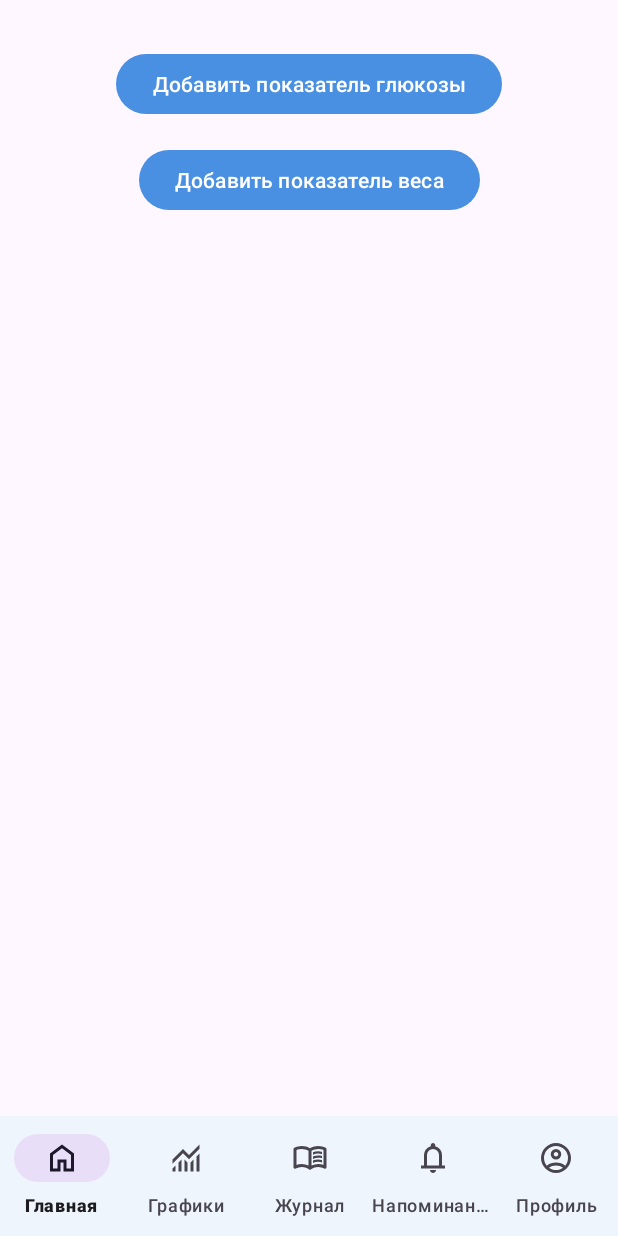
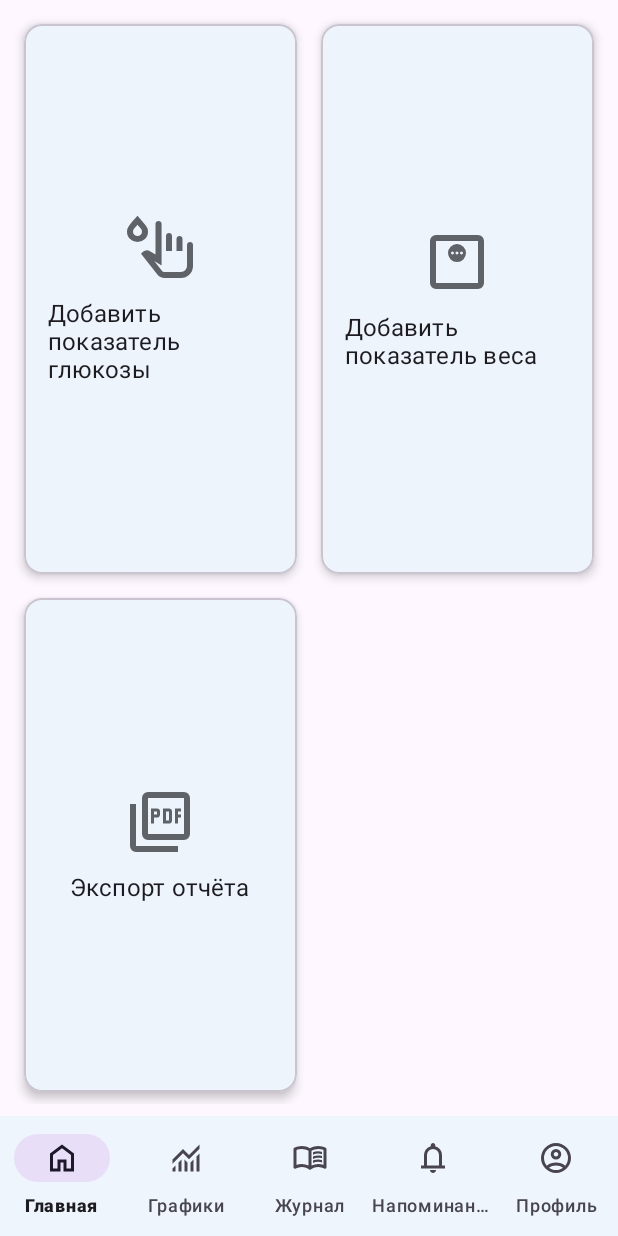
Before and after one commit to VladislavGundorin/MyDiabetesApp, an Android app: the screen it shows after launch (MainActivity), on a phone screen of 412 x 824 dp. Run offline under Robolectric (Android 15) with nearby library versions, the phone set to English and light mode, and no system bars; our stand-ins replace Room's generated code, navigation-ui.

Commit message:
add export and UI

```diff
--- a/app/build.gradle.kts
+++ b/app/build.gradle.kts
@@ -35,6 +35,7 @@ android {
     compileOptions {
         sourceCompatibility = JavaVersion.VERSION_1_8
         targetCompatibility = JavaVersion.VERSION_1_8
+        isCoreLibraryDesugaringEnabled = true
     }
     kotlinOptions {
         jvmTarget = "1.8"
@@ -43,7 +44,7 @@ android {
 }
 
 dependencies {
-
+    coreLibraryDesugaring("com.android.tools:desugar_jdk_libs:2.0.3")
     implementation(libs.androidx.core.ktx)
     implementation(libs.androidx.appcompat)
     implementation(libs.material)
--- a/app/src/main/java/com/example/mydiabetesapp/data/database/AppDatabase.kt
+++ b/app/src/main/java/com/example/mydiabetesapp/data/database/AppDatabase.kt
@@ -6,13 +6,14 @@ import androidx.room.Database
 import androidx.room.Room
 import androidx.room.RoomDatabase
 
-@Database(entities = [UserProfile::class,GlucoseEntry::class,WeightEntry::class,NotificationEntry::class], version = 1, exportSchema = true)
+@Database(entities = [UserProfile::class,GlucoseEntry::class,WeightEntry::class,NotificationEntry::class, ReportEntry::class], version = 1, exportSchema = true)
 abstract class AppDatabase : RoomDatabase() {
 
     abstract fun glucoseDao(): GlucoseDao
     abstract fun userProfileDao(): UserProfileDao
     abstract fun weightDao(): WeightDao
     abstract fun notificationDao(): NotificationDao
+    abstract fun reportDao(): ReportDao
 
     companion object {
         @Volatile
--- a/app/src/main/java/com/example/mydiabetesapp/data/database/GlucoseDao.kt
+++ b/app/src/main/java/com/example/mydiabetesapp/data/database/GlucoseDao.kt
@@ -21,4 +21,7 @@ interface GlucoseDao {
 
     @Query("SELECT * FROM glucose_entries ORDER BY date DESC, time DESC")
     fun getAllEntries(): Flow<List<GlucoseEntry>>
+
+    @Query("SELECT * FROM glucose_entries WHERE date BETWEEN :from AND :to")
+    suspend fun getBetween(from: String, to: String): List<GlucoseEntry>
 }
--- /dev/null
+++ b/app/src/main/java/com/example/mydiabetesapp/data/database/ReportDao.kt
@@ -0,0 +1,15 @@
+package com.example.mydiabetesapp.data.database
+
+import androidx.room.Dao
+import androidx.room.Delete
+import androidx.room.Insert
+import androidx.room.Query
+import kotlinx.coroutines.flow.Flow
+
+@Dao
+interface ReportDao {
+    @Insert               suspend fun insert(report: ReportEntry): Long
+    @Query("SELECT * FROM reports ORDER BY createdAt DESC")
+    fun getAll(): Flow<List<ReportEntry>>
+    @Delete               suspend fun delete(report: ReportEntry)
+}
--- a/app/src/main/java/com/example/mydiabetesapp/data/database/WeightDao.kt
+++ b/app/src/main/java/com/example/mydiabetesapp/data/database/WeightDao.kt
@@ -24,4 +24,7 @@ interface WeightDao {
 
     @Query("DELETE FROM weight_entries WHERE id = :id")
     suspend fun deleteWeightEntry(id: Int)
+
+    @Query("SELECT * FROM weight_entries WHERE date BETWEEN :from AND :to")
+    suspend fun getBetween(from: String, to: String): List<WeightEntry>
 }
--- a/app/src/main/java/com/example/mydiabetesapp/ui/home/HomeFragment.kt
+++ b/app/src/main/java/com/example/mydiabetesapp/ui/home/HomeFragment.kt
@@ -29,6 +29,9 @@ class HomeFragment : Fragment() {
         binding.btnAddWeightEntry.setOnClickListener {
             findNavController().navigate(R.id.action_nav_home_to_addWeightFragment)
         }
+        binding.btnExport.setOnClickListener {
+            findNavController().navigate(R.id.action_nav_home_to_exportFragment)
+        }
     }
 
     override fun onDestroyView() {
--- /dev/null
+++ b/app/src/main/res/drawable/ic_export.xml
@@ -0,0 +1,9 @@
+<vector xmlns:android="http://schemas.android.com/apk/res/android"
+    android:width="24dp"
+    android:height="24dp"
+    android:viewportWidth="960"
+    android:viewportHeight="960">
+  <path
+      android:pathData="M360,500h40v-80h40q17,0 28.5,-11.5T480,380v-40q0,-17 -11.5,-28.5T440,300h-80v200ZM400,380v-40h40v40h-40ZM520,500h80q17,0 28.5,-11.5T640,460v-120q0,-17 -11.5,-28.5T600,300h-80v200ZM560,460v-120h40v120h-40ZM680,500h40v-80h40v-40h-40v-40h40v-40h-80v200ZM320,720q-33,0 -56.5,-23.5T240,640v-480q0,-33 23.5,-56.5T320,80h480q33,0 56.5,23.5T880,160v480q0,33 -23.5,56.5T800,720L320,720ZM320,640h480v-480L320,160v480ZM160,880q-33,0 -56.5,-23.5T80,800v-560h80v560h560v80L160,880ZM320,160v480,-480Z"
+      android:fillColor="#5f6368"/>
+</vector>
--- a/app/src/main/res/layout/fragment_home.xml
+++ b/app/src/main/res/layout/fragment_home.xml
@@ -2,27 +2,134 @@
 <androidx.constraintlayout.widget.ConstraintLayout
     xmlns:android="http://schemas.android.com/apk/res/android"
     xmlns:app="http://schemas.android.com/apk/res-auto"
+    android:id="@+id/fragment_home"
     android:layout_width="match_parent"
-    android:layout_height="match_parent">
+    android:layout_height="match_parent"
+    android:padding="8dp">
 
-    <Button
+    <GridLayout
+        android:id="@+id/gridHome"
+        android:layout_width="0dp"
+        android:layout_height="0dp"
+        android:columnCount="2"
+        android:rowCount="2"
+        android:useDefaultMargins="true"
+        app:layout_constraintTop_toTopOf="parent"
+        app:layout_constraintBottom_toBottomOf="parent"
+        app:layout_constraintStart_toStartOf="parent"
+        app:layout_constraintEnd_toEndOf="parent">
+
+        <com.google.android.material.card.MaterialCardView
             android:id="@+id/btnAddGlucoseEntry"
+            android:layout_width="0dp"
+            android:layout_height="wrap_content"
+            android:layout_columnWeight="1"
+            android:layout_rowWeight="1"
+            android:layout_margin="8dp"
+            app:cardCornerRadius="12dp"
+            app:cardElevation="4dp"
+            android:clickable="true"
+            android:foreground="?attr/selectableItemBackground">
+
+            <LinearLayout
+                android:layout_width="match_parent"
+                android:layout_height="match_parent"
+                android:orientation="vertical"
+                android:gravity="center"
+                android:padding="16dp">
+
+                <ImageView
+                    android:layout_width="48dp"
+                    android:layout_height="48dp"
+                    android:src="@drawable/ic_glucose"
+                    android:contentDescription="Иконка глюкозы"/>
+
+                <TextView
                     android:layout_width="wrap_content"
                     android:layout_height="wrap_content"
+                    android:layout_marginTop="8dp"
                     android:text="Добавить показатель глюкозы"
-        app:layout_constraintTop_toTopOf="parent"
-        app:layout_constraintStart_toStartOf="parent"
-        app:layout_constraintEnd_toEndOf="parent"
-        android:layout_marginTop="32dp" />
+                    android:textAppearance="?attr/textAppearanceSubtitle1"/>
 
-    <Button
+            </LinearLayout>
+        </com.google.android.material.card.MaterialCardView>
+
+        <com.google.android.material.card.MaterialCardView
             android:id="@+id/btnAddWeightEntry"
+            android:layout_width="0dp"
+            android:layout_height="wrap_content"
+            android:layout_columnWeight="1"
+            android:layout_rowWeight="1"
+            android:layout_margin="8dp"
+            app:cardCornerRadius="12dp"
+            app:cardElevation="4dp"
+            android:clickable="true"
+            android:foreground="?attr/selectableItemBackground">
+
+            <LinearLayout
+                android:layout_width="match_parent"
+                android:layout_height="match_parent"
+                android:orientation="vertical"
+                android:gravity="center"
+                android:padding="16dp">
+
+                <ImageView
+                    android:layout_width="48dp"
+                    android:layout_height="48dp"
+                    android:src="@drawable/ic_weight"
+                    android:contentDescription="Иконка веса"/>
+
+                <TextView
                     android:layout_width="wrap_content"
                     android:layout_height="wrap_content"
+                    android:layout_marginTop="8dp"
                     android:text="Добавить показатель веса"
-        app:layout_constraintTop_toBottomOf="@id/btnAddGlucoseEntry"
-        app:layout_constraintStart_toStartOf="parent"
-        app:layout_constraintEnd_toEndOf="parent"
-        android:layout_marginTop="16dp" />
+                    android:textAppearance="?attr/textAppearanceSubtitle1"/>
+
+            </LinearLayout>
+        </com.google.android.material.card.MaterialCardView>
+
+        <com.google.android.material.card.MaterialCardView
+            android:id="@+id/btnExport"
+            android:layout_width="0dp"
+            android:layout_height="wrap_content"
+            android:layout_columnWeight="1"
+            android:layout_rowWeight="1"
+            android:layout_margin="8dp"
+            app:cardCornerRadius="12dp"
+            app:cardElevation="4dp"
+            android:clickable="true"
+            android:foreground="?attr/selectableItemBackground">
+
+            <LinearLayout
+                android:layout_width="match_parent"
+                android:layout_height="match_parent"
+                android:orientation="vertical"
+                android:gravity="center"
+                android:padding="16dp">
+
+                <ImageView
+                    android:layout_width="48dp"
+                    android:layout_height="48dp"
+                    android:src="@drawable/ic_export"
+                    android:contentDescription="Иконка экспорта"/>
+
+                <TextView
+                    android:layout_width="wrap_content"
+                    android:layout_height="wrap_content"
+                    android:layout_marginTop="8dp"
+                    android:text="Экспорт отчёта"
+                    android:textAppearance="?attr/textAppearanceSubtitle1"/>
+
+            </LinearLayout>
+        </com.google.android.material.card.MaterialCardView>
+
+        <View
+            android:layout_width="0dp"
+            android:layout_height="0dp"
+            android:layout_columnWeight="1"
+            android:layout_rowWeight="1"/>
+
+    </GridLayout>
 
 </androidx.constraintlayout.widget.ConstraintLayout>
--- a/app/src/main/res/navigation/nav_graph.xml
+++ b/app/src/main/res/navigation/nav_graph.xml
@@ -5,6 +5,10 @@
     xmlns:tools="http://schemas.android.com/tools"
     android:id="@+id/nav_graph"
     app:startDestination="@id/nav_home">
+
+    <action
+        android:id="@+id/action_global_weightStatisticsFragment"
+        app:destination="@id/weightStatisticsFragment" />
 
     <!-- Главный экран -->
     <fragment
@@ -18,6 +22,9 @@
         <action
             android:id="@+id/action_nav_home_to_addWeightFragment"
             app:destination="@id/addWeightFragment" />
+        <action
+            android:id="@+id/action_nav_home_to_exportFragment"
+            app:destination="@id/exportFragment"/>
     </fragment>
 
     <!-- Мониторинг -->
@@ -123,4 +130,10 @@
             app:argType="integer"
             android:defaultValue="-1" />
     </fragment>
+    <!-- Экспорт -->
+    <fragment
+        android:id="@+id/exportFragment"
+        android:name="com.example.mydiabetesapp.ui.export.ExportFragment"
+        android:label="Экспорт"
+        tools:layout="@layout/fragment_export"/>
 </navigation>
--- /dev/null
+++ b/app/src/main/res/xml/file_paths.xml
@@ -0,0 +1,6 @@
+<?xml version="1.0" encoding="utf-8"?>
+<paths>
+    <external-files-path
+        name="reports"
+        path="Documents/"/>
+</paths>
```
Also changed, not shown: app/src/main/AndroidManifest.xml (+9 -0 lines), app/src/main/java/com/example/mydiabetesapp/data/database/ReportEntry.kt (added, +15 -0 lines), app/src/main/java/com/example/mydiabetesapp/repository/ReportRepository.kt (added, +56 -0 lines), app/src/main/java/com/example/mydiabetesapp/ui/export/ExportFragment.kt (added, +107 -0 lines), app/src/main/java/com/example/mydiabetesapp/ui/export/ReportAdapter.kt (added, +36 -0 lines), app/src/main/java/com/example/mydiabetesapp/ui/journal/JournalFragment.kt (+14 -21 lines), app/src/main/java/com/example/mydiabetesapp/ui/viewmodel/ReportViewModel.kt (added, +32 -0 lines), app/src/main/res/layout/fragment_export.xml (added, +54 -0 lines), app/src/main/res/layout/item_report.xml (added, +38 -0 lines). Lines whose indentation alone changed are shown as unchanged.
